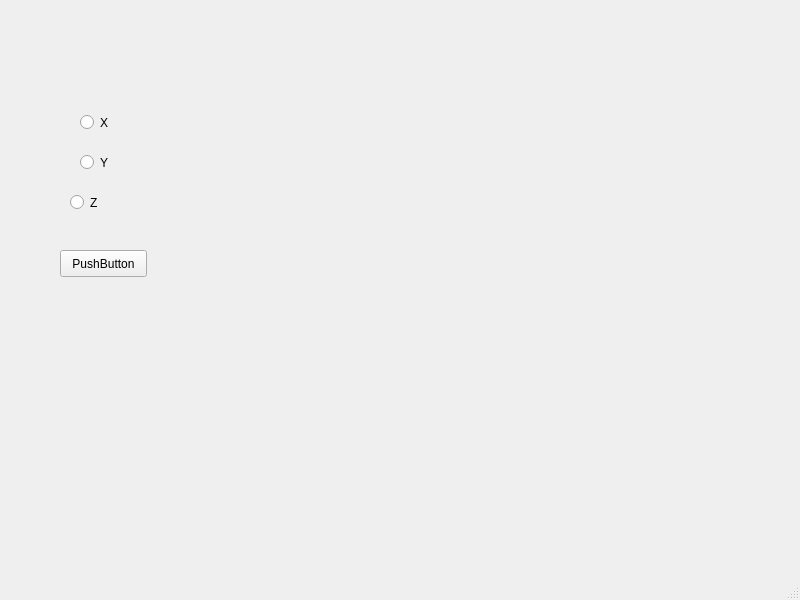
First picture: the form in examples/testgui/Errors/errors.ui, repository jethornton/flexgui, before the edit.
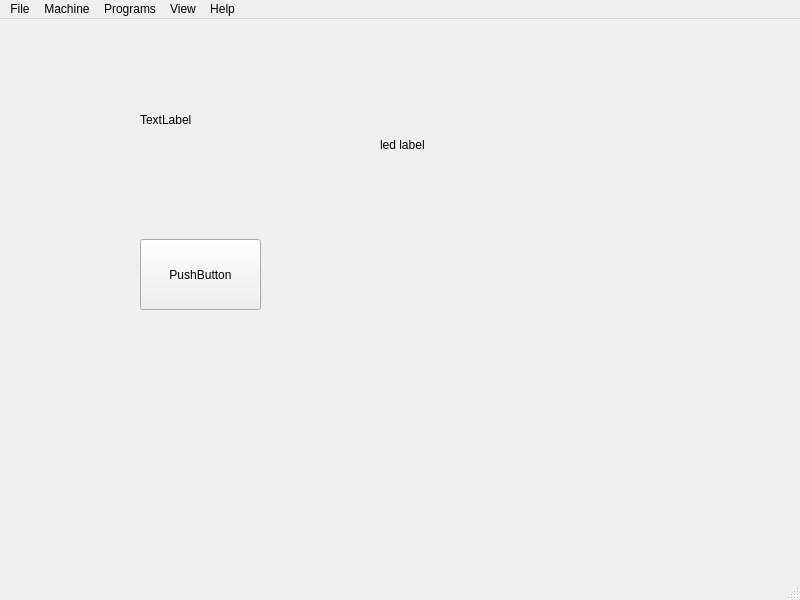
Second picture: the form after the edit.

What changed in the file:
```diff
--- a/examples/testgui/Errors/errors.ui
+++ b/examples/testgui/Errors/errors.ui
@@ -14,57 +14,62 @@
    <string>MainWindow</string>
   </property>
   <widget class="QWidget" name="centralwidget">
-   <widget class="QRadioButton" name="axis_select_0">
+   <widget class="QLabel" name="label">
     <property name="geometry">
      <rect>
-      <x>80</x>
-      <y>110</y>
-      <width>109</width>
-      <height>25</height>
+      <x>140</x>
+      <y>60</y>
+      <width>91</width>
+      <height>81</height>
      </rect>
     </property>
     <property name="text">
-     <string>X</string>
+     <string>TextLabel</string>
     </property>
-   </widget>
-   <widget class="QRadioButton" name="axis_select_1">
-    <property name="geometry">
-     <rect>
-      <x>80</x>
-      <y>150</y>
-      <width>109</width>
-      <height>25</height>
-     </rect>
+    <property name="function" stdset="0">
+     <string>hal_led</string>
     </property>
-    <property name="text">
-     <string>Y</string>
+    <property name="pin_name" stdset="0">
+     <string>hal-led</string>
     </property>
    </widget>
-   <widget class="QRadioButton" name="axis_select_2">
+   <widget class="QPushButton" name="pushButton">
     <property name="geometry">
      <rect>
-      <x>70</x>
-      <y>190</y>
-      <width>109</width>
-      <height>25</height>
-     </rect>
-    </property>
-    <property name="text">
-     <string>Z</string>
-    </property>
-   </widget>
-   <widget class="QPushButton" name="tool_touchoff_selected_pb">
-    <property name="geometry">
-     <rect>
-      <x>60</x>
-      <y>250</y>
-      <width>87</width>
-      <height>27</height>
+      <x>140</x>
+      <y>220</y>
+      <width>121</width>
+      <height>71</height>
      </rect>
     </property>
     <property name="text">
      <string>PushButton</string>
     </property>
+    <property name="function" stdset="0">
+     <string>hal_led_button</string>
+    </property>
+    <property name="pin_name" stdset="0">
+     <string>hal-led-pb</string>
+    </property>
+   </widget>
+   <widget class="QLabel" name="label_2">
+    <property name="geometry">
+     <rect>
+      <x>380</x>
+      <y>90</y>
+      <width>131</width>
+      <height>71</height>
+     </rect>
+    </property>
+    <property name="text">
+     <string>led label</string>
+    </property>
+    <property name="function" stdset="0">
+     <string>hal_led_label</string>
+    </property>
+    <property name="pin_name" stdset="0">
+     <string>hal-led-lb</string>
+    </property>
    </widget>
   </widget>
   <widget class="QMenuBar" name="menubar">
@@ -76,6 +81,53 @@
      <height>24</height>
     </rect>
    </property>
+   <widget class="QMenu" name="menuFile">
+    <property name="title">
+     <string>File</string>
+    </property>
+   </widget>
+   <widget class="QMenu" name="menuMachine">
+    <property name="title">
+     <string>Machine</string>
+    </property>
+    <addaction name="actionE_Stop"/>
+    <addaction name="actionPower"/>
+    <addaction name="actionRun"/>
+    <addaction name="actionRun_From_Line"/>
+    <addaction name="actionStep"/>
+    <addaction name="actionPause"/>
+    <addaction name="actionResume"/>
+    <addaction name="actionStop"/>
+    <addaction name="separator"/>
+    <addaction name="actionClear_MDI_History"/>
+    <addaction name="actionCopy_MDI_History"/>
+    <addaction name="actionSave_MDI"/>
+    <addaction name="separator"/>
+    <addaction name="actionHoming"/>
+    <addaction name="actionUnhoming"/>
+    <addaction name="actionClear_Offsets"/>
+   </widget>
+   <widget class="QMenu" name="menuPrograms">
+    <property name="title">
+     <string>Programs</string>
+    </property>
+    <addaction name="actionShow_HAL"/>
+   </widget>
+   <widget class="QMenu" name="menuView">
+    <property name="title">
+     <string>View</string>
+    </property>
+   </widget>
+   <widget class="QMenu" name="menuHelp">
+    <property name="title">
+     <string>Help</string>
+    </property>
+   </widget>
+   <addaction name="menuFile"/>
+   <addaction name="menuMachine"/>
+   <addaction name="menuPrograms"/>
+   <addaction name="menuView"/>
+   <addaction name="menuHelp"/>
   </widget>
   <widget class="QStatusBar" name="statusbar"/>
  </widget>
```
Left out of the diff: 75 changed lines with no effect on the pictures.
